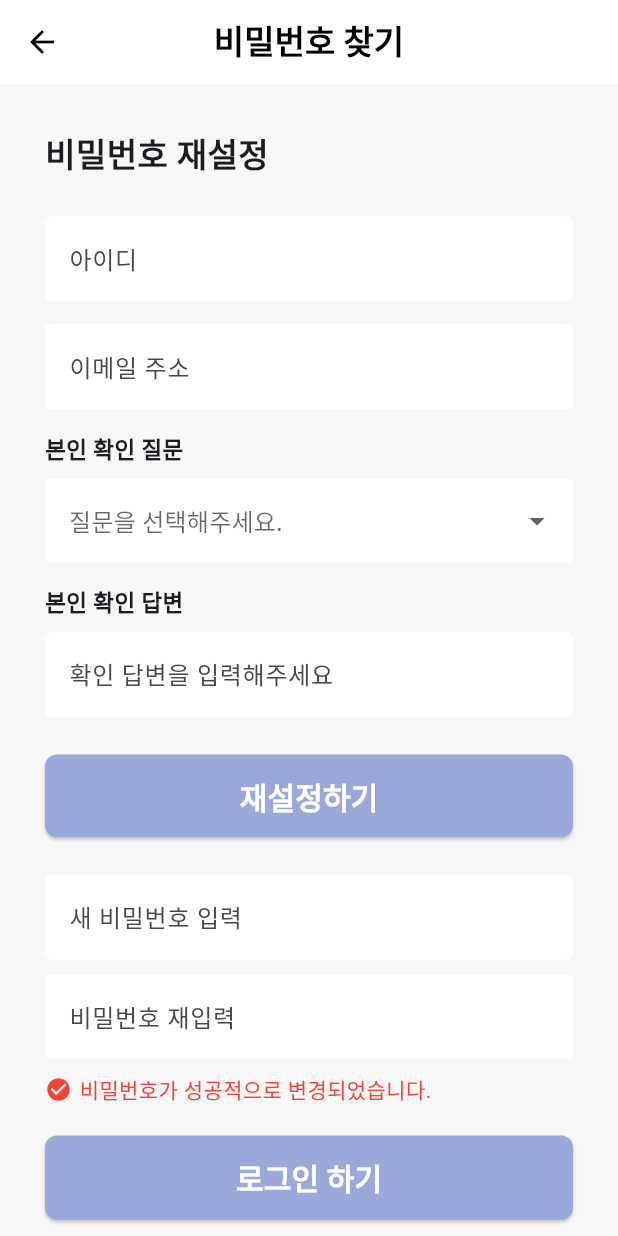
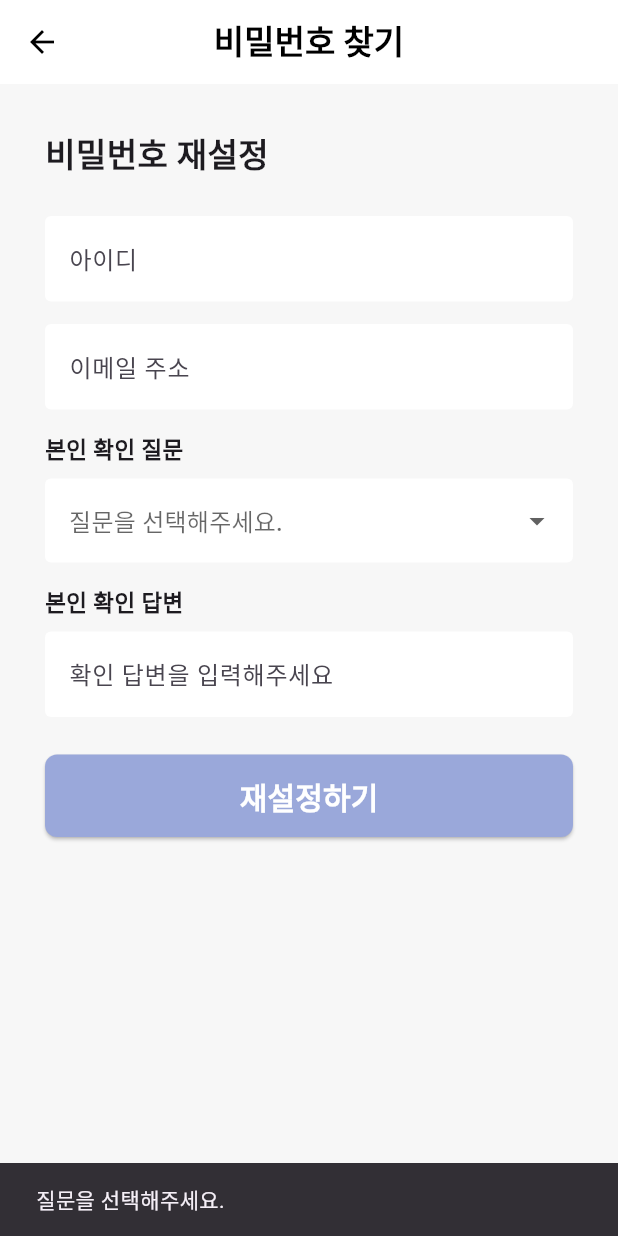
Before and after one commit to duddj1598/LifeMatch_frontend, a Flutter app: the FindPwScreen screen opened by its route, after a tap on "재설정하기", on a phone screen of 412 x 824 dp. Run offline on Flutter 3.47's test engine with Material 3 defaults, Android fonts, the phone set to English and light mode, and no system bars; our stand-ins replace dio, flutter_secure_storage, image_picker; missing offline and left inert: jwt_decode; accounts and stored records are empty.

```diff
--- /dev/null
+++ b/lib/core/constants/security_questions.dart
@@ -0,0 +1,6 @@
+const List<String> securityQuestions = [
+  '가장 기억에 남는 추억의 장소는?',
+  '자신의 보물 제1호는?',
+  '가장 좋아하는 반려동물의 이름은?',
+  '직접 질문 입력',
+];
--- a/lib/features/auth/screens/find_pw_screen.dart
+++ b/lib/features/auth/screens/find_pw_screen.dart
@@ -1,4 +1,6 @@
 import 'package:flutter/material.dart';
+import 'package:lifematch_frontend/features/auth/services/auth_service.dart';
+import 'package:lifematch_frontend/core/constants/security_questions.dart';
 
 class FindPwScreen extends StatefulWidget {
   const FindPwScreen({super.key});
@@ -20,12 +22,7 @@ class _FindPwScreenState extends State<FindPwScreen> {
   bool _isResetComplete = false;
 
   // ✅ 질문 목록
-  final List<String> _questions = [
-    '내가 다닌 초등학교 이름은?',
-    '내가 태어난 도시는?',
-    '내가 가장 좋아하는 계절은?',
-    '직접 질문 입력',
-  ];
+  final List<String> _questions = securityQuestions;
 
   @override
   void dispose() {
@@ -151,11 +148,37 @@ class _FindPwScreenState extends State<FindPwScreen> {
             SizedBox(
               width: double.infinity,
               child: ElevatedButton(
-                onPressed: () {
-                  // 실제 서버 검증 로직 자리 (현재는 예시)
-                  setState(() {
-                    _isResetComplete = true;
-                  });
+                onPressed: () async {
+                  final question = _isCustomQuestion
+                      ? _customQuestionController.text.trim()
+                      : _selectedQuestion;
+
+                  if (question == null || question.isEmpty) {
+                    ScaffoldMessenger.of(context).showSnackBar(
+                      const SnackBar(content: Text("질문을 선택해주세요.")),
+                    );
+                    return;
+                  }
+
+                  try {
+                    final success = await AuthService().resetPassword(
+                      loginId: _idController.text.trim(),
+                      email: _emailController.text.trim(),
+                      securityQuestion: question,
+                      securityAnswer: _answerController.text.trim(),
+                      newPassword: _newPwController.text.trim(),
+                    );
+
+                    if (success) {
+                      setState(() {
+                        _isResetComplete = true;
+                      });
+                    }
+                  } catch (e) {
+                    ScaffoldMessenger.of(context).showSnackBar(
+                      SnackBar(content: Text("정보가 일치하지 않습니다.")),
+                    );
+                  }
                 },
                 style: ElevatedButton.styleFrom(
                   backgroundColor: const Color(0xFF9AA8DA),
--- a/lib/features/auth/screens/signup_screen.dart
+++ b/lib/features/auth/screens/signup_screen.dart
@@ -1,6 +1,7 @@
 import 'package:flutter/material.dart';
 import 'package:provider/provider.dart';
 import 'package:lifematch_frontend/features/auth/viewmodels/auth_viewmodel.dart';
+import 'package:lifematch_frontend/core/constants/security_questions.dart';
 
 class SignUpScreen extends StatefulWidget {
   const SignUpScreen({super.key});
@@ -38,12 +39,8 @@ class _SignUpScreenState extends State<SignUpScreen> {
 
   String? _selectedQuestion;
 
-  final List<String> _questions = [
-    '가장 기억에 남는 추억의 장소는?',
-    '자신의 보물 제1호는?',
-    '가장 좋아하는 반려동물의 이름은?',
-    '직접 질문 입력',
-  ];
+  final List<String> _questions = securityQuestions;
+
 
   @override
   void dispose() {
```
Also changed, not shown: lib/features/auth/screens/find_id_screen.dart (+31 -11 lines), lib/features/auth/services/auth_service.dart (+53 -0 lines).
